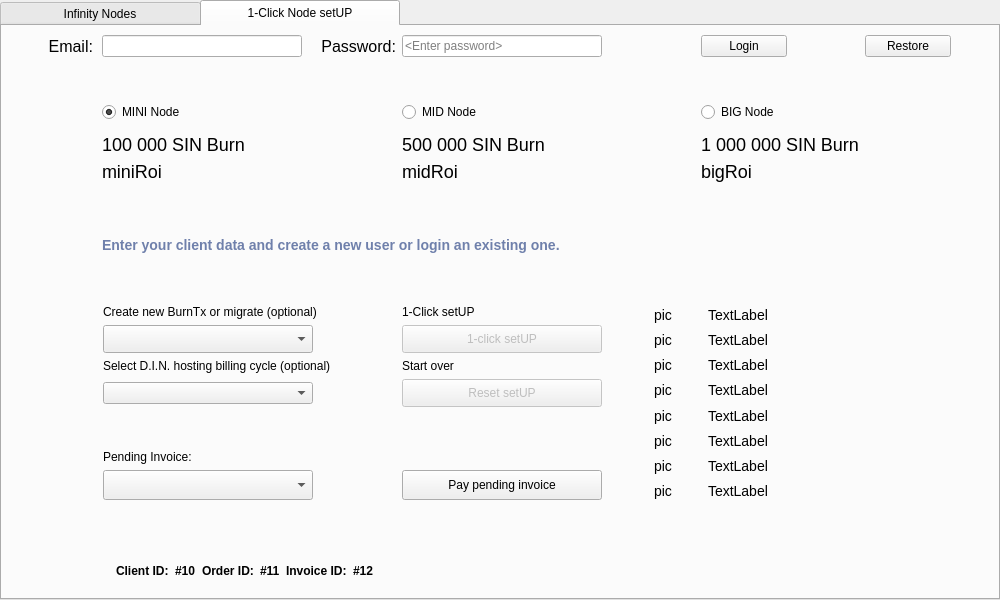
This is src/qt/forms/masternodelist.ui in hardwarewise/SIN-core as Qt 5 draws it before an edit. The edited form follows.
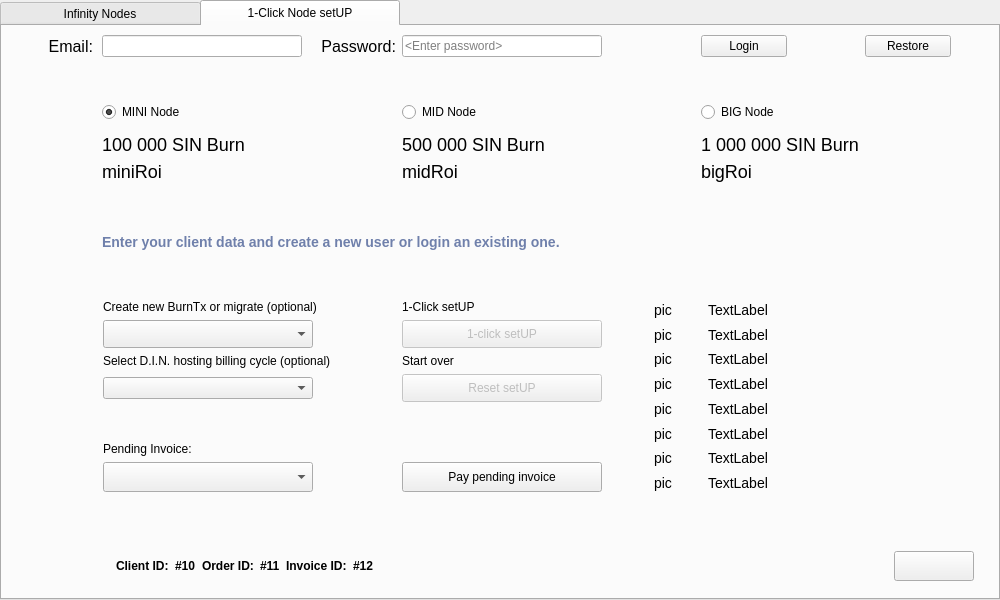
This is the edited form. The open tabs and pages were chosen to show the change. Icons and pictures are not drawn.

Commit message: [gui] add setup.sinovate.io  for push button

Diff of the .ui file:
```diff
--- a/src/qt/forms/masternodelist.ui
+++ b/src/qt/forms/masternodelist.ui
@@ -1604,6 +1604,34 @@
               </property>
              </spacer>
             </item>
+            <item>
+             <widget class="QPushButton" name="setupSinovateButton">
+              <property name="sizePolicy">
+               <sizepolicy hsizetype="Fixed" vsizetype="Fixed">
+                <horstretch>0</horstretch>
+                <verstretch>0</verstretch>
+               </sizepolicy>
+              </property>
+              <property name="minimumSize">
+               <size>
+                <width>80</width>
+                <height>30</height>
+               </size>
+              </property>
+              <property name="maximumSize">
+               <size>
+                <width>80</width>
+                <height>30</height>
+               </size>
+              </property>
+              <property name="toolTip">
+               <string>Visit https://setup.sinovate.io</string>
+              </property>
+              <property name="text">
+               <string/>
+              </property>
+             </widget>
+            </item>
            </layout>
           </widget>
          </item>
```
The commit also changes 3 other files.
